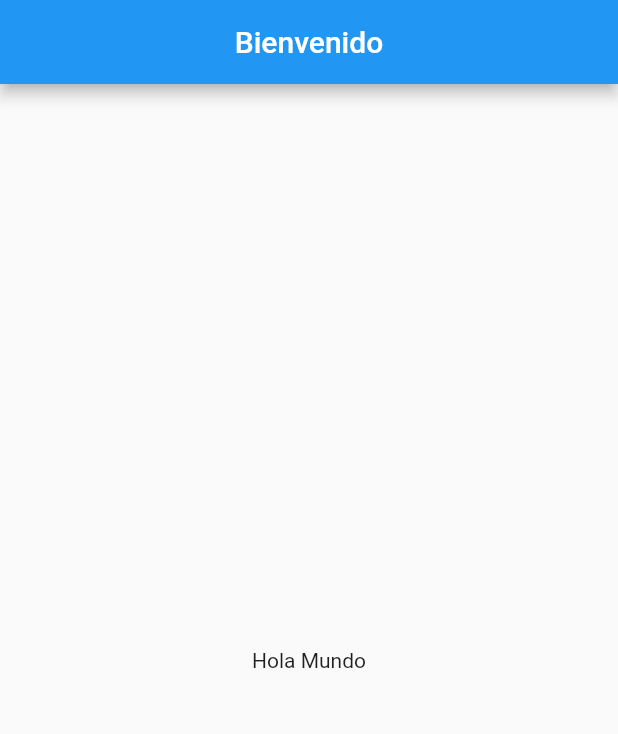
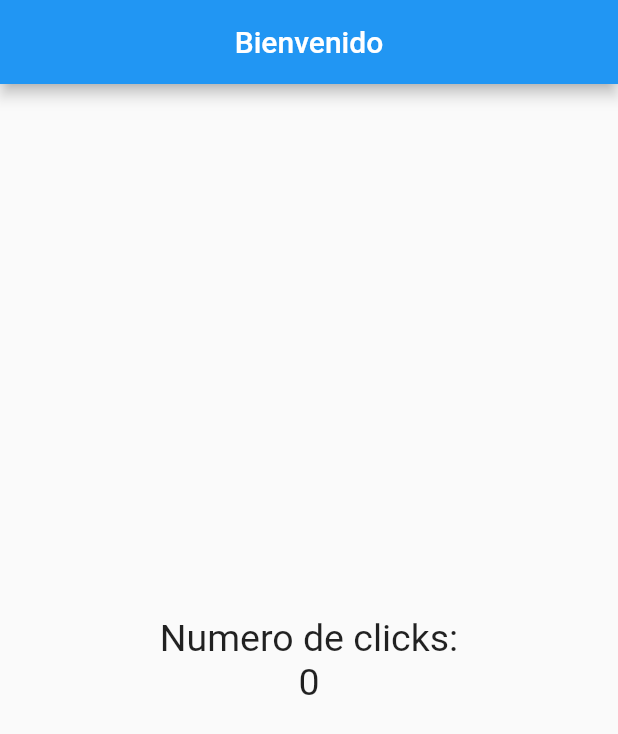
Before and after one commit to GregVaz/ContadorFlutterApp, a Flutter app: the screen it shows after launch, on a phone screen of 412 x 824 dp. Shown: the top 734 px of the screen. Run offline on Flutter 3.47's test engine with Material 2 defaults, Android fonts, the phone set to English and light mode, and no system bars.

Commit message:
Columnas y estilos

```diff
--- a/lib/src/pages/home_page.dart
+++ b/lib/src/pages/home_page.dart
@@ -1,6 +1,10 @@
 import 'package:flutter/material.dart';
 
 class HomePage extends StatelessWidget{
+
+  //Instancia de la clase Style
+  final estiloTexto = new TextStyle(fontSize: 25);
+
   @override
   Widget build(BuildContext context) {
     return Scaffold(
@@ -9,7 +13,13 @@ class HomePage extends StatelessWidget{
         centerTitle: true,
       ),
       body: Center(
-        child: Text('Hola Mundo')
+        child: Column(
+          children: <Widget>[
+            Text('Numero de clicks:', style: estiloTexto),
+            Text('0', style: estiloTexto),
+          ],
+          mainAxisAlignment: MainAxisAlignment.center,
+        )
       ),
     );
   }
```
